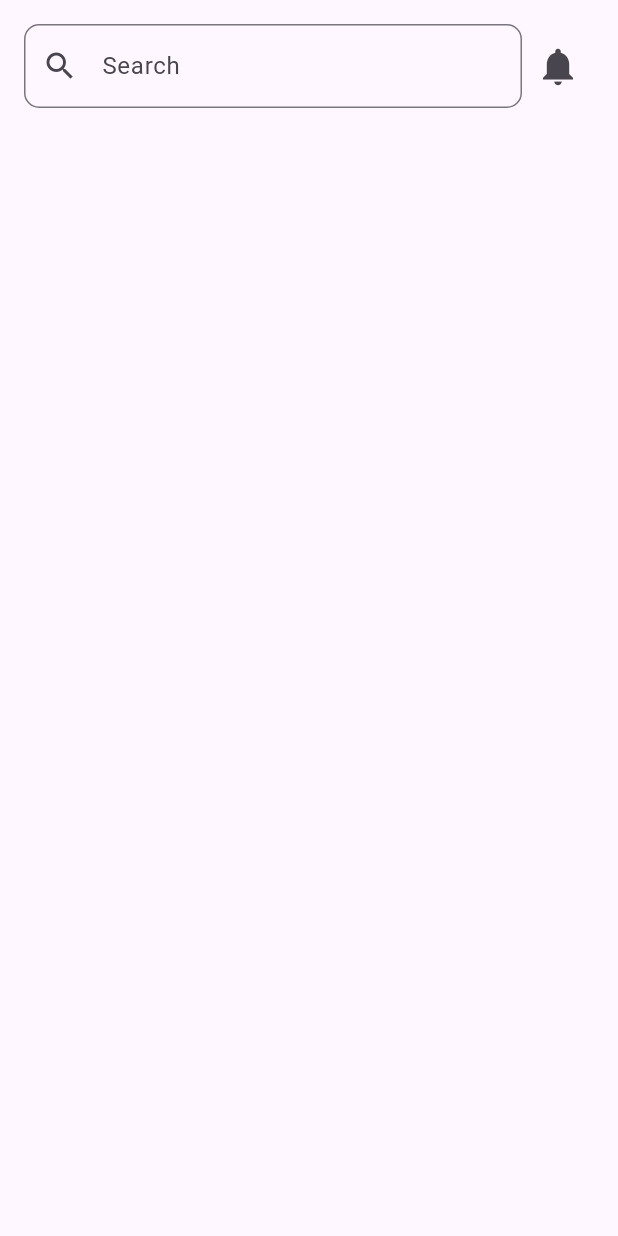
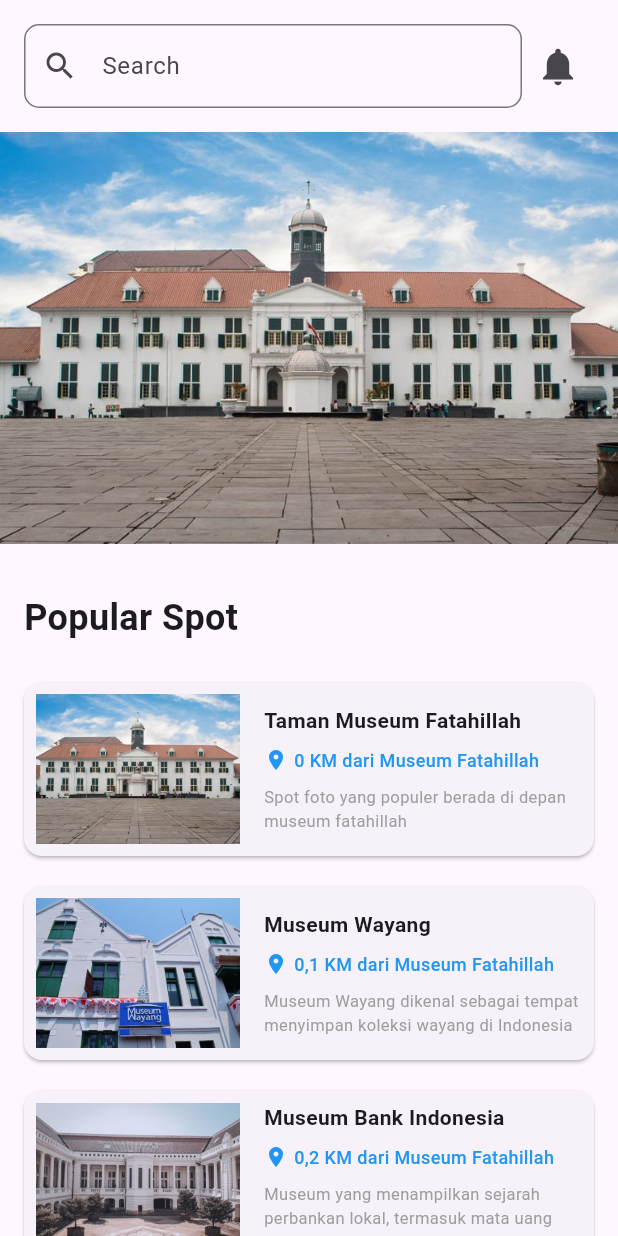
Before and after one commit to NVG-064/project_pemmob, a Flutter app: the Home screen opened directly, on a phone screen of 412 x 824 dp. Run offline on Flutter 3.47's test engine with Material 3 defaults, Android fonts, the phone set to English and light mode, and no system bars; our stand-ins replace firebase_auth, firebase_core; accounts and stored records are empty.

Commit message:
Update 4

```diff
--- a/lib/pages/home.dart
+++ b/lib/pages/home.dart
@@ -8,15 +8,53 @@
 }
 
 class _HomeState extends State<Home> {
+  // Dummy data for the list of popular spots
+  final List<Map<String, dynamic>> popularSpots = [
+    {
+      'image': 'assets/images/banner.jpg',
+      'title': 'Taman Museum Fatahillah',
+      'distance': '0 KM dari Museum Fatahillah',
+      'description': 'Spot foto yang populer berada di depan museum fatahillah',
+    },
+    {
+      'image': 'assets/images/museum_wayang.jpg',
+      'title': 'Museum Wayang',
+      'distance': '0,1 KM dari Museum Fatahillah',
+      'description':
+          'Museum Wayang dikenal sebagai tempat menyimpan koleksi wayang di Indonesia',
+    },
+    {
+      'image': 'assets/images/museum_bi.jpg',
+      'title': 'Museum Bank Indonesia',
+      'distance': '0,2 KM dari Museum Fatahillah',
+      'description':
+          'Museum yang menampilkan sejarah perbankan lokal, termasuk mata uang antik & uang kertas internasional.',
+    },
+    {
+      'image': 'assets/images/seni_rupa.jpg',
+      'title': 'Museum Seni Rupa dan Keramik',
+      'distance': '0,8 KM dari Museum Fatahillah',
+      'description':
+          'Museum seni rupa & keramik yang menampilkan kerajinan Indonesia dalam gedung istana abad ke-19',
+    },
+    {
+      'image': 'assets/images/museum_mandiri.jpg',
+      'title': 'Museum Mandiri',
+      'distance': '0,8 KM dari Museum Fatahillah',
+      'description':
+          'Museum luas dengan koleksi barang & perlengkapan antik terkait sejarah perbankan nasional.',
+    },
+  ];
+
   @override
   Widget build(BuildContext context) {
     return Scaffold(
       body: SafeArea(
-        child: Padding(
-          padding: const EdgeInsets.all(16.0),
-          child: Column(
-            children: [
-              Row(
+        child: Column(
+          children: [
+            Padding(
+              padding: const EdgeInsets.all(16.0),
+              child: Row(
                 mainAxisAlignment: MainAxisAlignment.spaceBetween,
                 children: [
                   Expanded(
@@ -35,15 +73,122 @@
                     onPressed: () {
                       // Handle notification button press
                     },
-                    iconSize:
-                        30.0, // Adjust the size according to your preference
+                    iconSize: 30.0,
                   ),
                 ],
-              )
-            ],
-          ),
+              ),
+            ),
+            Image.asset(
+              'assets/images/banner.jpg',
+            ),
+            const SizedBox(height: 16),
+            const Padding(
+              padding: EdgeInsets.all(16.0),
+              child: Row(
+                crossAxisAlignment: CrossAxisAlignment.start,
+                children: [
+                  Text(
+                    'Popular Spot',
+                    style: TextStyle(fontSize: 24, fontWeight: FontWeight.bold),
+                  ),
+                ],
+              ),
+            ),
+            // List of cards below "Popular Spot"
+            Expanded(
+              child: ListView.builder(
+                itemCount: popularSpots.length,
+                itemBuilder: (context, index) {
+                  return PopularSpotCard(
+                    image: popularSpots[index]['image'],
+                    title: popularSpots[index]['title'],
+                    distance: popularSpots[index]['distance'],
+                    description: popularSpots[index]['description'],
+                  );
+                },
+              ),
+            ),
+          ],
         ),
       ),
     );
   }
 }
+
+class PopularSpotCard extends StatelessWidget {
+  final String image;
+  final String title;
+  final String? distance; // Make distance nullable
+  final String description;
+
+  const PopularSpotCard({
+    required this.image,
+    required this.title,
+    this.distance, // Make distance nullable
+    required this.description,
+  });
+
+  @override
+  Widget build(BuildContext context) {
+    return Card(
+      margin: const EdgeInsets.symmetric(horizontal: 16, vertical: 10),
+      child: Row(
+        children: [
+          // Image on the left with padding
+          Expanded(
+            flex: 2,
+            child: Padding(
+              padding: const EdgeInsets.all(8.0),
+              child: Image.asset(
+                image,
+                height: 100, // Adjust the height to maintain aspect ratio
+                fit: BoxFit.cover,
+              ),
+            ),
+          ),
+          // Information on the right
+          Expanded(
+            flex: 3,
+            child: Padding(
+              padding: const EdgeInsets.all(8.0),
+              child: Column(
+                crossAxisAlignment: CrossAxisAlignment.start,
+                children: [
+                  Text(
+                    title,
+                    style: TextStyle(fontSize: 14, fontWeight: FontWeight.bold),
+                  ),
+                  const SizedBox(height: 8),
+                  Row(
+                    children: [
+                      Icon(
+                        Icons.location_on,
+                        size: 16,
+                        color: Colors.blue,
+                      ),
+                      const SizedBox(width: 4),
+                      Text(
+                        distance ?? 'Distance not available',
+                        style: TextStyle(
+                          fontSize: 12,
+                          color: Colors.blue,
+                          fontWeight: FontWeight.w500,
+                        ),
+                      ),
+                    ],
+                  ),
+                  const SizedBox(height: 8),
+                  Text(
+                    description,
+                    //textAlign: TextAlign.justify,
+                    style: TextStyle(fontSize: 11, color: Colors.grey),
+                  ),
+                ],
+              ),
+            ),
+          ),
+        ],
+      ),
+    );
+  }
+}
--- a/lib/pages/profile.dart
+++ b/lib/pages/profile.dart
@@ -21,7 +21,7 @@
                   ElevatedButton(
                       onPressed: () {}, child: const Text('Sign out')),
                 ],
-              )
+              ),
             ],
           ),
         ),
--- a/pubspec.yaml
+++ b/pubspec.yaml
@@ -66,6 +66,11 @@
     - assets/images/kota_tua.jpg
     - assets/images/tour_virtual.png
     - assets/images/rute_tour.png
+    - assets/images/banner.jpg
+    - assets/images/museum_wayang.jpg
+    - assets/images/museum_mandiri.jpg
+    - assets/images/museum_bi.jpg
+    - assets/images/seni_rupa.jpg
 
   # An image asset can refer to one or more resolution-specific "variants", see
   # https://flutter.dev/assets-and-images/#resolution-aware
```
Also changed, not shown: assets/images/banner.jpg (added), assets/images/museum_bi.jpg (added), assets/images/museum_mandiri.jpg (added), assets/images/museum_wayang.jpg (added), assets/images/seni_rupa.jpg (added).
